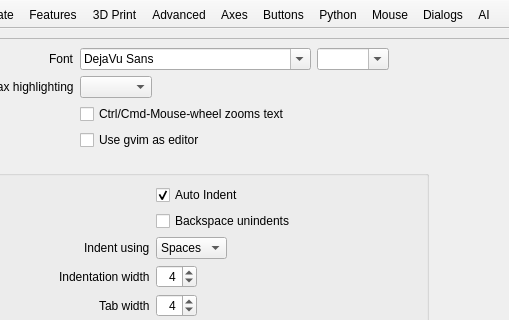
This is src/gui/Preferences.ui in openscad/openscad as Qt 5 draws it before an edit; both pictures show x 143 to 652 and y 0 to 320 of the 865 by 860 pixel window. The edited form follows.
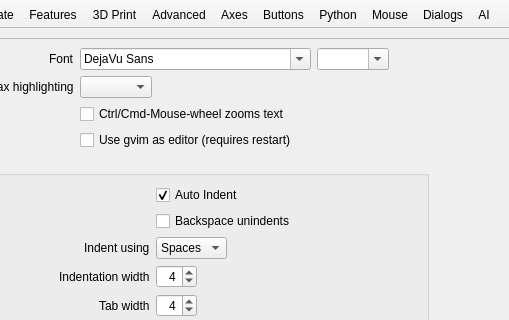
This is the edited form. Icons and pictures are not drawn. Custom widgets are drawn as their Qt base class.

Commit message:
fix(gui): launch gvim reliably as external editor (#806)
* fix(gui): launch gvim reliably as external editor

Use a dedicated gvim server name with X11 and remote-tab handling so tab
switches open or focus the expected file. Avoid invoking gvim from both
open() and tabSwitched(), which could start or switch the editor twice.

* fix(gui): note gvim editor preference requires restart

* fix(gui): open first file in gvim when reusing startup tab

---------

```diff
--- a/src/gui/Preferences.ui
+++ b/src/gui/Preferences.ui
@@ -777,7 +777,7 @@
               <item row="3" column="1">
                <widget class="QCheckBox" name="checkBoxUseGvim">
                 <property name="text">
-                 <string>Use gvim as editor</string>
+                 <string>Use gvim as editor (requires restart)</string>
                 </property>
                 <property name="checked">
                  <bool>false</bool>
```
The commit also changes 16 other files.
